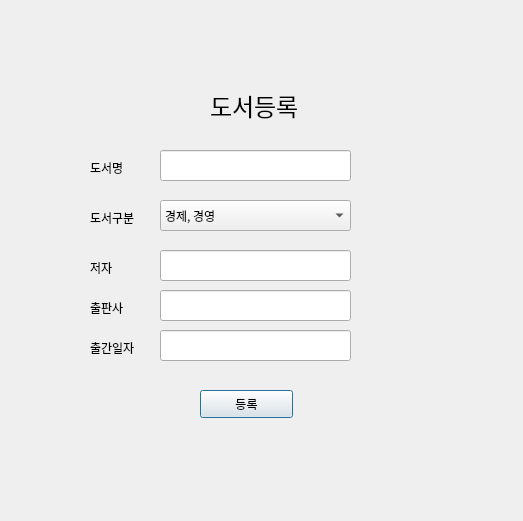
First picture: the form in book_register.ui, repository minhaeun/Database, before the edit.
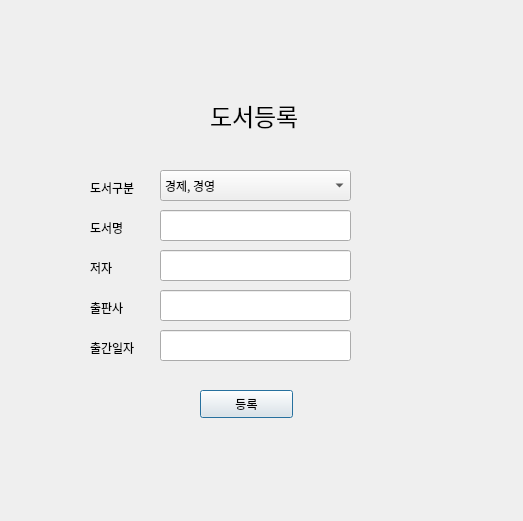
Second picture: the form after the edit. Icons and pictures are not drawn.

Patch:
```diff
--- a/book_register.ui
+++ b/book_register.ui
@@ -17,7 +17,7 @@
    <property name="geometry">
     <rect>
      <x>160</x>
-     <y>150</y>
+     <y>210</y>
      <width>191</width>
      <height>31</height>
     </rect>
@@ -65,7 +65,7 @@
    <property name="geometry">
     <rect>
      <x>210</x>
-     <y>90</y>
+     <y>100</y>
      <width>101</width>
      <height>31</height>
     </rect>
@@ -84,7 +84,7 @@
    <property name="geometry">
     <rect>
      <x>90</x>
-     <y>160</y>
+     <y>220</y>
      <width>64</width>
      <height>15</height>
     </rect>
@@ -102,7 +102,7 @@
    <property name="geometry">
     <rect>
      <x>170</x>
-     <y>90</y>
+     <y>100</y>
      <width>32</width>
      <height>32</height>
     </rect>
@@ -210,7 +210,7 @@
    <property name="geometry">
     <rect>
      <x>90</x>
-     <y>210</y>
+     <y>180</y>
      <width>64</width>
      <height>15</height>
     </rect>
@@ -228,7 +228,7 @@
    <property name="geometry">
     <rect>
      <x>160</x>
-     <y>200</y>
+     <y>170</y>
      <width>191</width>
      <height>31</height>
     </rect>
```
